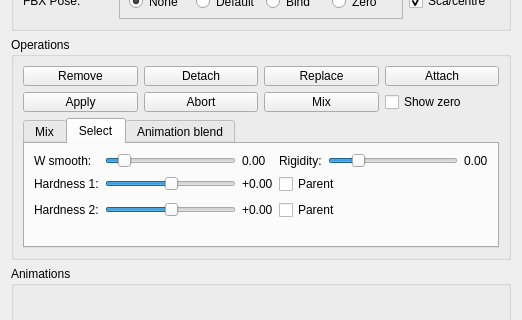
First picture: the form in widgets/skinmixer_manager.ui, repository stefanonuvoli/skinmixer, before the edit; both pictures show x 0 to 522 and y 108 to 428 of the 522 by 867 pixel window.
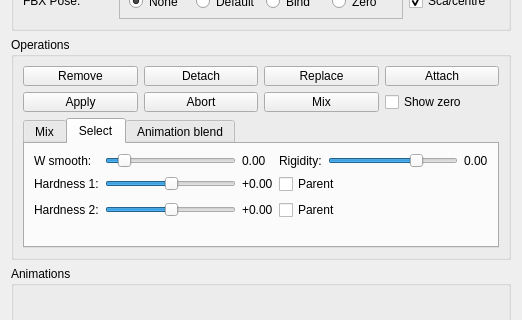
Second picture: the form after the edit. The open tabs and pages were chosen to show the change.

Patch:
```diff
--- a/widgets/skinmixer_manager.ui
+++ b/widgets/skinmixer_manager.ui
@@ -760,7 +760,7 @@
              <number>100</number>
             </property>
             <property name="value">
-             <number>20</number>
+             <number>70</number>
             </property>
             <property name="orientation">
              <enum>Qt::Horizontal</enum>
```
